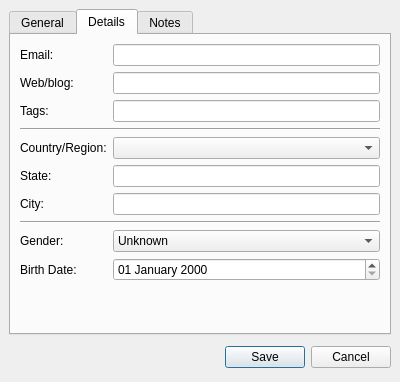
This is wengophone/src/presentation/qt/profile/ProfileDetails.ui in tkrotoff/WengoPhone as Qt 5 draws it before an edit. The edited form follows.
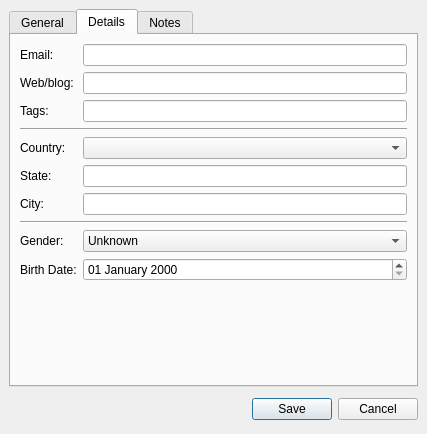
This is the edited form. The open tabs and pages were chosen to show the change. Icons and pictures are not drawn.

Diff of the .ui file:
```diff
--- a/wengophone/src/presentation/qt/profile/ProfileDetails.ui
+++ b/wengophone/src/presentation/qt/profile/ProfileDetails.ui
@@ -8,8 +8,8 @@
    <rect>
     <x>0</x>
     <y>0</y>
-    <width>400</width>
-    <height>382</height>
+    <width>427</width>
+    <height>434</height>
    </rect>
   </property>
   <layout class="QGridLayout" >
@@ -391,7 +391,7 @@
        <item row="4" column="0" >
         <widget class="QLabel" name="label_11" >
          <property name="text" >
-          <string>Country/Region:</string>
+          <string>Country:</string>
          </property>
         </widget>
        </item>
```
Left out of the diff: 2 changed lines with no effect on the pictures.
